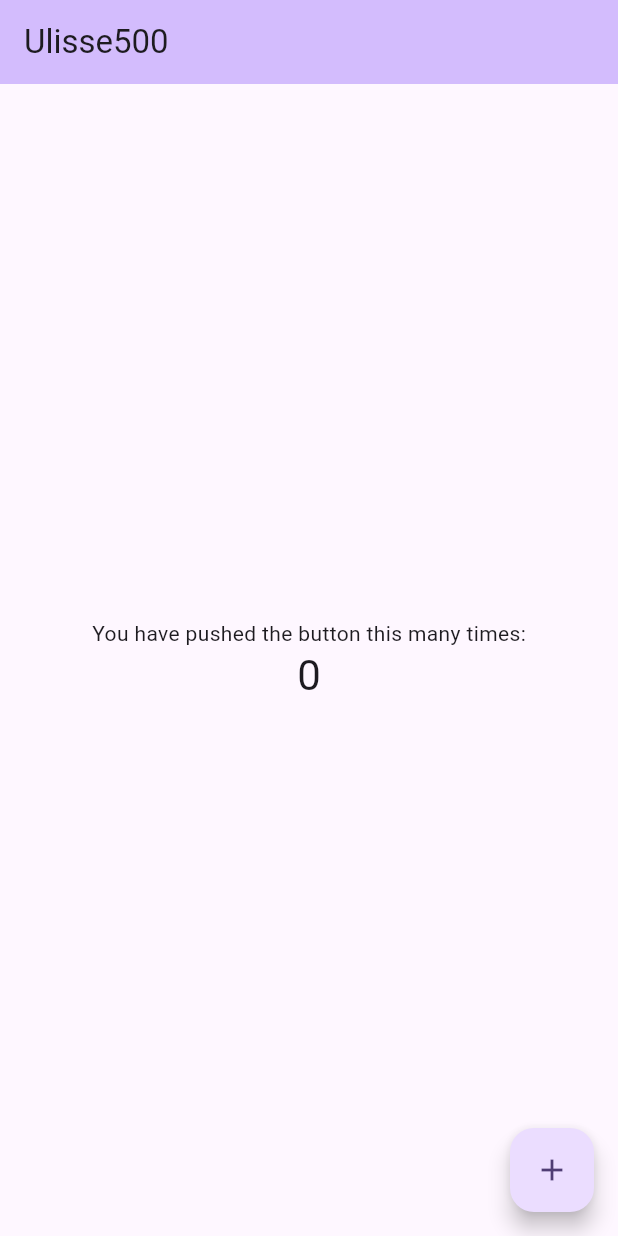
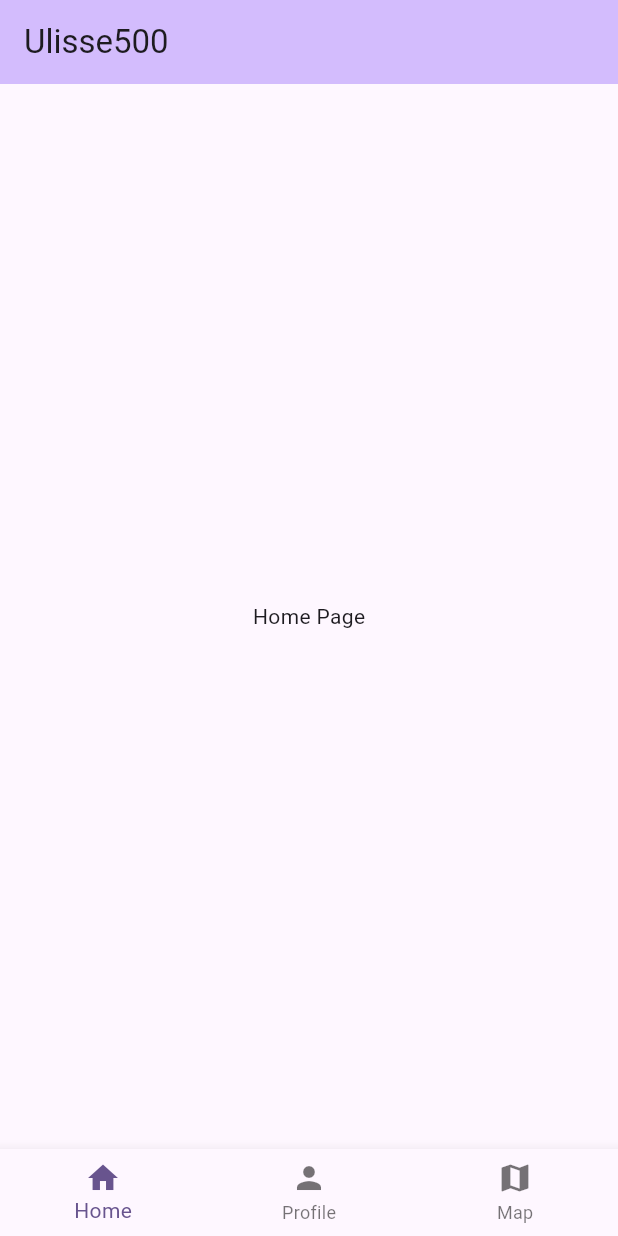
Before and after one commit to Previo02/ulisse500, a Flutter app: the screen it shows after launch, on a phone screen of 412 x 824 dp. Run offline on Flutter 3.47's test engine with Material 3 defaults, Android fonts, the phone set to English and light mode, and no system bars; our stand-ins replace firebase_core; accounts and stored records are empty.

Commit message:
added BottomBar Navigator, modified Runner/Pods

```diff
--- a/lib/main.dart
+++ b/lib/main.dart
@@ -1,7 +1,7 @@
 import 'package:flutter/material.dart';
 import 'package:firebase_core/firebase_core.dart';
+import 'package:ulisse500/screens/navigator.dart';
 import 'firebase_options.dart';
-import 'screens/home_page.dart';
 
 void main() async {
   WidgetsFlutterBinding.ensureInitialized();
@@ -22,7 +22,7 @@ class MyApp extends StatelessWidget {
         colorScheme: ColorScheme.fromSeed(seedColor: Colors.deepPurple),
         useMaterial3: true,
       ),
-      home: const HomePage(title: 'Ulisse500'),
+      home: const NavigatorPage(),
     );
   }
 }
--- /dev/null
+++ b/lib/screens/home.dart
@@ -0,0 +1,18 @@
+import 'package:flutter/material.dart';
+
+class HomePage extends StatelessWidget {
+  const HomePage({super.key});
+
+  @override
+  Widget build(BuildContext context) {
+    return Scaffold(
+      appBar: AppBar(
+        backgroundColor: Theme.of(context).colorScheme.inversePrimary,
+        title: const Text("Ulisse500"),
+      ),
+      body: const Center(
+        child: Text("Home Page"),
+      ),
+    );
+  }
+}
--- a/lib/screens/home_page.dart
+++ /dev/null
@@ -1,49 +0,0 @@
-import 'package:flutter/material.dart';
-
-class HomePage extends StatefulWidget {
-  const HomePage({super.key, required this.title});
-
-  final String title;
-
-  @override
-  State<HomePage> createState() => _HomePageState();
-}
-
-class _HomePageState extends State<HomePage> {
-  int _counter = 0;
-
-  void _incrementCounter() {
-    setState(() {
-      _counter++;
-    });
-  }
-
-  @override
-  Widget build(BuildContext context) {
-    return Scaffold(
-      appBar: AppBar(
-        backgroundColor: Theme.of(context).colorScheme.inversePrimary,
-        title: Text(widget.title),
-      ),
-      body: Center(
-        child: Column(
-          mainAxisAlignment: MainAxisAlignment.center,
-          children: <Widget>[
-            const Text(
-              'You have pushed the button this many times:',
-            ),
-            Text(
-              '$_counter',
-              style: Theme.of(context).textTheme.headlineMedium,
-            ),
-          ],
-        ),
-      ),
-      floatingActionButton: FloatingActionButton(
-        onPressed: _incrementCounter,
-        tooltip: 'Increment',
-        child: const Icon(Icons.add),
-      ),
-    );
-  }
-}
--- /dev/null
+++ b/lib/screens/navigator.dart
@@ -0,0 +1,67 @@
+import 'package:flutter/material.dart';
+import 'package:ulisse500/screens/home.dart';
+import 'package:ulisse500/screens/map.dart';
+import 'package:ulisse500/screens/profile.dart';
+
+class NavigatorPage extends StatefulWidget {
+  const NavigatorPage({super.key});
+
+  @override
+  State<NavigatorPage> createState() => _NavigatorPageState();
+}
+
+class _NavigatorPageState extends State<NavigatorPage> {
+  int _currentIndex = 0;
+  final PageController _pageController = PageController(initialPage: 0);
+
+  @override
+  void dispose() {
+    _pageController.dispose();
+    super.dispose();
+  }
+
+  void onTabTapped(int index) {
+    setState(() {
+      _currentIndex = index;
+    });
+    _pageController.animateToPage(index,
+        duration: const Duration(milliseconds: 300), curve: Curves.easeInOut);
+  }
+
+  @override
+  Widget build(BuildContext context) {
+    return Scaffold(
+      body: PageView(
+        controller: _pageController,
+        onPageChanged: (index) {
+          setState(() {
+            _currentIndex = index;
+          });
+        },
+        children: const <Widget>[
+          HomePage(),
+          ProfilePage(),
+          MapPage(),
+        ],
+      ),
+      bottomNavigationBar: BottomNavigationBar(
+        onTap: onTabTapped,
+        currentIndex: _currentIndex,
+        items: const [
+          BottomNavigationBarItem(
+            icon: Icon(Icons.home),
+            label: 'Home',
+          ),
+          BottomNavigationBarItem(
+            icon: Icon(Icons.person),
+            label: 'Profile',
+          ),
+          BottomNavigationBarItem(
+            icon: Icon(Icons.map),
+            label: 'Map',
+          ),
+        ],
+      ),
+    );
+  }
+}
```
Also changed, not shown: lib/screens/map.dart (added, +18 -0 lines), lib/screens/profile.dart (added, +18 -0 lines), 4 other files.
